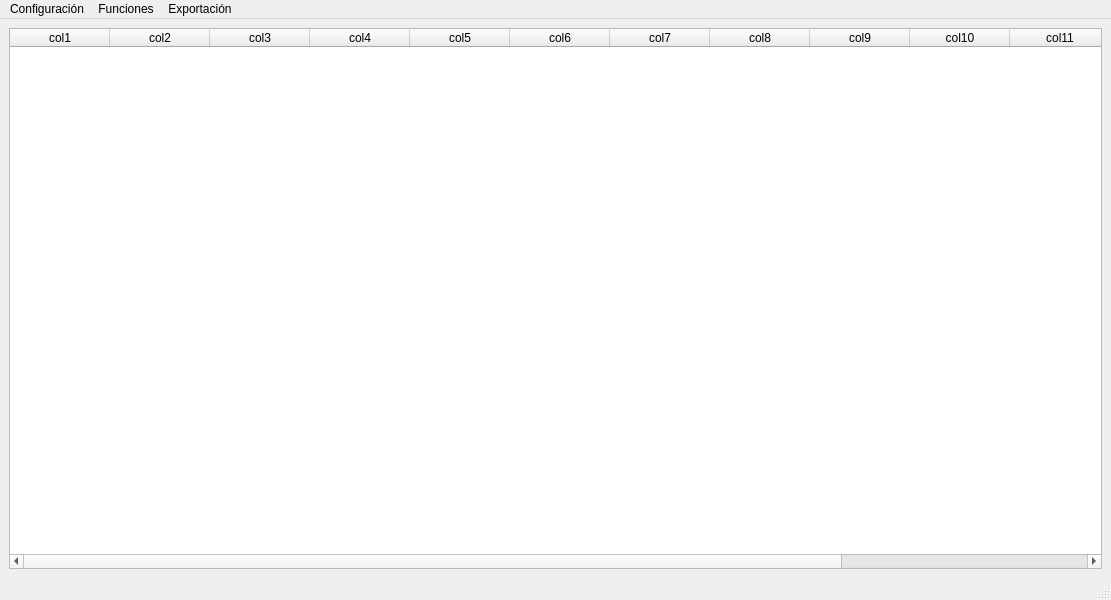
Before: the Qt Designer form app/resources/main_window.ui in EL-BID/red_basica, drawn with Qt 5.
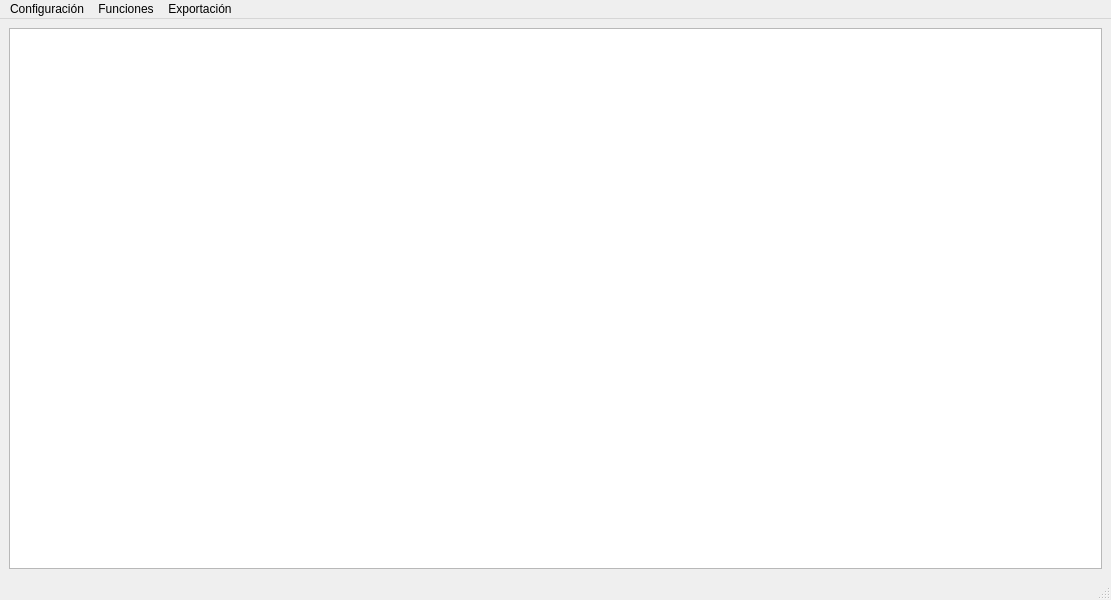
After: the same form once the commit is applied.

```diff
--- a/app/resources/main_window.ui
+++ b/app/resources/main_window.ui
@@ -16,82 +16,7 @@
   <widget class="QWidget" name="centralwidget">
    <layout class="QGridLayout" name="gridLayout">
     <item row="0" column="0">
-     <widget class="QTableWidget" name="tableWidget">
-      <property name="sortingEnabled">
-       <bool>true</bool>
-      </property>
-      <attribute name="verticalHeaderShowSortIndicator" stdset="0">
-       <bool>false</bool>
-      </attribute>
-      <attribute name="verticalHeaderStretchLastSection">
-       <bool>false</bool>
-      </attribute>
-      <column>
-       <property name="text">
-        <string>col1</string>
-       </property>
-      </column>
-      <column>
-       <property name="text">
-        <string>col2</string>
-       </property>
-      </column>
-      <column>
-       <property name="text">
-        <string>col3</string>
-       </property>
-      </column>
-      <column>
-       <property name="text">
-        <string>col4</string>
-       </property>
-      </column>
-      <column>
-       <property name="text">
-        <string>col5</string>
-       </property>
-      </column>
-      <column>
-       <property name="text">
-        <string>col6</string>
-       </property>
-      </column>
-      <column>
-       <property name="text">
-        <string>col7</string>
-       </property>
-      </column>
-      <column>
-       <property name="text">
-        <string>col8</string>
-       </property>
-      </column>
-      <column>
-       <property name="text">
-        <string>col9</string>
-       </property>
-      </column>
-      <column>
-       <property name="text">
-        <string>col10</string>
-       </property>
-      </column>
-      <column>
-       <property name="text">
-        <string>col11</string>
-       </property>
-      </column>
-      <column>
-       <property name="text">
-        <string>col12</string>
-       </property>
-      </column>
-      <column>
-       <property name="text">
-        <string>col13</string>
-       </property>
-      </column>
-     </widget>
+     <widget class="QTableView" name="tableView"/>
     </item>
    </layout>
   </widget>
```
